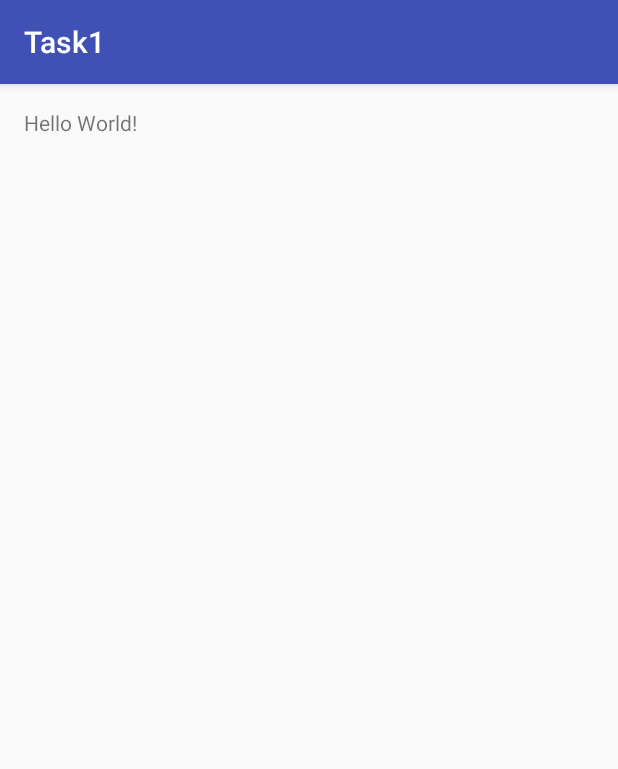
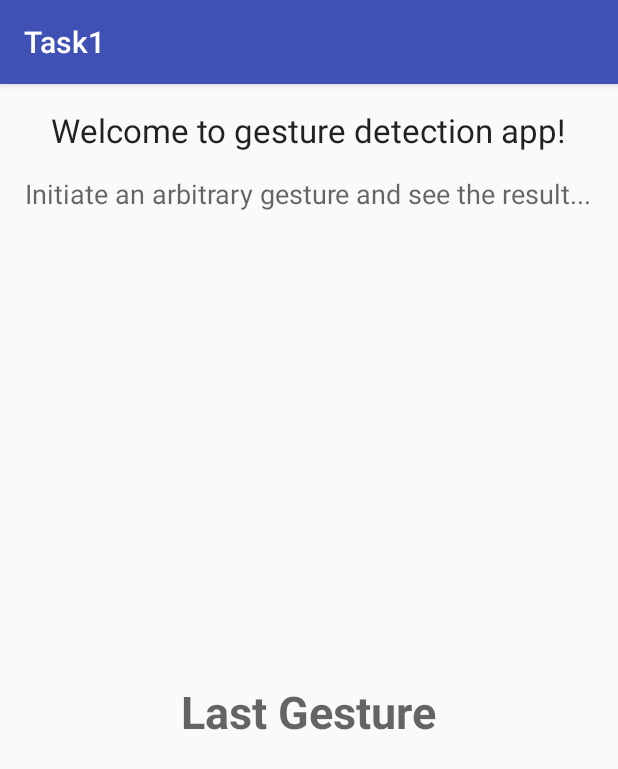
Before and after one commit to webyneter/Android-Sandbox, an Android app: the screen it shows after launch (MainActivity), on a phone screen of 412 x 824 dp. Shown: the top 769 px of the screen. Run offline under Robolectric (Android 15) with nearby library versions, the phone set to English and light mode, and no system bars.

Commit message:
- task 1 finished

```diff
--- a/task1/app/src/main/res/layout/activity_main.xml
+++ b/task1/app/src/main/res/layout/activity_main.xml
@@ -9,8 +9,54 @@
     android:paddingTop="@dimen/activity_vertical_margin"
     tools:context="maa.hse.webyneter.task1.MainActivity">
 
-    <TextView
-        android:layout_width="wrap_content"
-        android:layout_height="wrap_content"
-        android:text="Hello World!" />
+    <LinearLayout
+        android:orientation="vertical"
+        android:layout_width="match_parent"
+        android:layout_height="match_parent"
+        android:layout_alignParentTop="true"
+        android:layout_alignParentLeft="true"
+        android:layout_alignParentStart="true"
+        android:layout_alignParentBottom="true"
+        android:layout_alignParentRight="true"
+        android:layout_alignParentEnd="true"
+        android:gravity="fill_horizontal|fill_vertical">
+
+        <TextView
+            android:layout_width="wrap_content"
+            android:layout_height="wrap_content"
+            android:textAppearance="?android:attr/textAppearanceLarge"
+            android:text="Welcome to gesture detection app!"
+            android:id="@+id/tvWelcome"
+            android:layout_gravity="center_horizontal" />
+
+        <TextView
+            android:layout_width="wrap_content"
+            android:layout_height="wrap_content"
+            android:textAppearance="?android:attr/textAppearanceMedium"
+            android:text="Initiate an arbitrary gesture and see the result..."
+            android:id="@+id/tvHelp"
+            android:textAlignment="center"
+            android:layout_marginTop="15dp"
+            android:layout_gravity="center_horizontal" />
+
+        <LinearLayout
+            android:orientation="vertical"
+            android:layout_width="match_parent"
+            android:layout_height="match_parent"
+            android:gravity="center">
+
+            <TextView
+                android:layout_width="wrap_content"
+                android:layout_height="wrap_content"
+                android:textAppearance="?android:attr/textAppearanceLarge"
+                android:id="@+id/tvGesture"
+                android:layout_gravity="center_horizontal"
+                android:textStyle="bold"
+                android:hint="Last Gesture"
+                android:textAlignment="center"
+                android:textSize="30dp" />
+        </LinearLayout>
+
+    </LinearLayout>
+
 </RelativeLayout>
```
Also changed, not shown: task1/app/src/main/java/maa/hse/webyneter/task1/GestureKind.java (added, +26 -0 lines), task1/app/src/main/java/maa/hse/webyneter/task1/MainActivity.java (+74 -2 lines).
